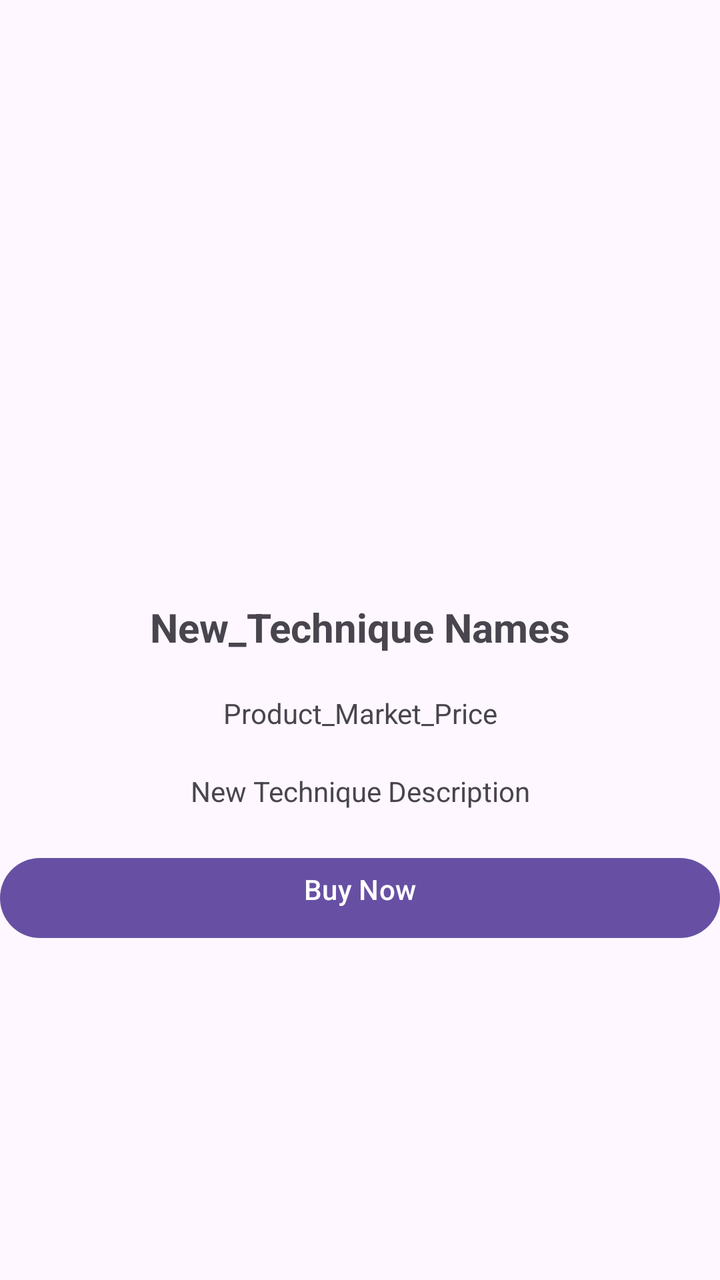
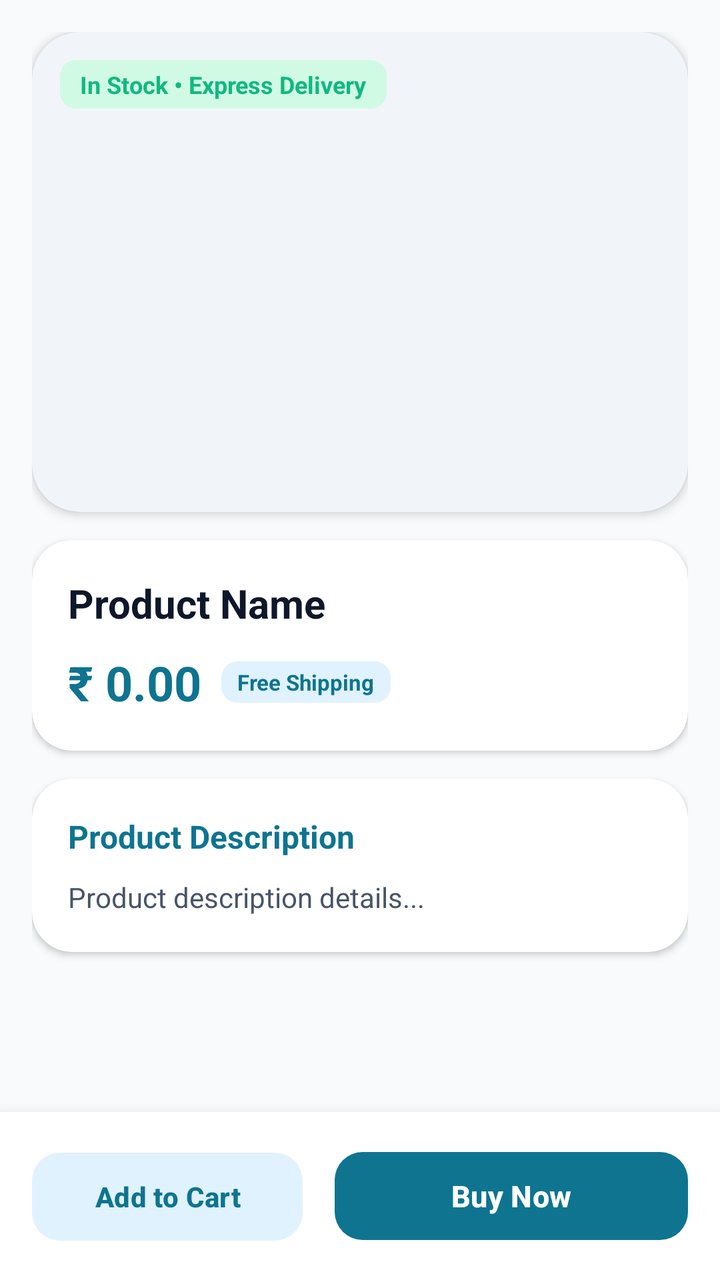

An Android layout rendered at two revisions. The XML below is the earlier revision; the diff shows what the commit changed to produce the second picture.
<!-- AndroidManifest.xml: application theme Theme.CARENEST -->
<!-- res/layout/fragment_product__details.xml -->
<?xml version="1.0" encoding="utf-8"?>
<layout xmlns:android="http://schemas.android.com/apk/res/android"
    xmlns:tools="http://schemas.android.com/tools"
    android:layout_width="match_parent"
    android:layout_height="match_parent"
    tools:context=".Medican_Market.MarketDiscription.Product_Details">

    <ScrollView
        android:id="@+id/scrollView_Market"
        android:fillViewport="true">

        <LinearLayout
            android:orientation="vertical"
            android:layout_width="match_parent"
            android:layout_height="match_parent">

            <ImageView
                android:layout_width="300dp"
                android:layout_height="300dp"
                android:layout_gravity="center"
                android:paddingTop="40dp"
                android:id="@+id/Product_Market_Image"
                />

            <TextView
                android:layout_width="match_parent"
                android:layout_height="wrap_content"
                android:text="New_Technique Names"
                android:textAlignment="center"
                android:id="@+id/Product_Market__Name"
                android:textStyle="bold"
                android:textSize="20dp"/>

            <TextView
                android:layout_width="match_parent"
                android:layout_height="wrap_content"
                android:text="Product_Market_Price"
                android:textAlignment="center"
                android:layout_marginTop="20dp"
                android:id="@+id/Product_Price" />

            <TextView
                android:layout_width="match_parent"
                android:layout_height="wrap_content"
                android:text="New Technique Description"
                android:textAlignment="center"
                android:layout_marginTop="20dp"
                android:layout_marginBottom="20dp"
                android:id="@+id/Product_Market_Description"/>


            <Button
                android:layout_width="match_parent"
                android:layout_height="wrap_content"
                android:layout_gravity="bottom"
                android:gravity="center_horizontal"
                android:text="Buy Now"
                android:id="@+id/BuyNow"/>

            <Button
                android:layout_width="match_parent"
                android:layout_height="wrap_content"
                android:layout_gravity="bottom"
                android:gravity="center_horizontal"
                android:text="Add Cart"
                android:visibility="invisible"
                android:id="@+id/ADD_to_cart"/>

            <Button
                android:layout_width="match_parent"
                android:layout_height="wrap_content"
                android:layout_gravity="bottom"
                android:gravity="center_horizontal"
                android:text="Rent"
                android:visibility="invisible"
                android:id="@+id/Rent_The_Product"/>



        </LinearLayout>

    </ScrollView>

</layout>
<!-- resources referenced by this layout -->
<resources>
  <style name="Theme.CARENEST" parent="Base.Theme.CARENEST" />
  <style name="Base.Theme.CARENEST" parent="Theme.Material3.DayNight.NoActionBar">
          
          
      </style>
</resources>

<!-- the commit's change to res/layout/fragment_product__details.xml (unified diff, before → after) -->
@@ -1,84 +1,202 @@
 <?xml version="1.0" encoding="utf-8"?>
 <layout xmlns:android="http://schemas.android.com/apk/res/android"
-    xmlns:tools="http://schemas.android.com/tools"
-    android:layout_width="match_parent"
-    android:layout_height="match_parent"
-    tools:context=".Medican_Market.MarketDiscription.Product_Details">
-
-    <ScrollView
-        android:id="@+id/scrollView_Market"
-        android:fillViewport="true">
-
-        <LinearLayout
-            android:orientation="vertical"
+    xmlns:app="http://schemas.android.com/apk/res-auto"
+    xmlns:tools="http://schemas.android.com/tools">
+
+    <RelativeLayout
+        android:layout_width="match_parent"
+        android:layout_height="match_parent"
+        android:background="@color/background"
+        tools:context=".Medican_Market.MarketDiscription.Product_Details">
+
+        <ScrollView
+            android:id="@+id/scrollView_Market"
             android:layout_width="match_parent"
-            android:layout_height="match_parent">
-
-            <ImageView
-                android:layout_width="300dp"
-                android:layout_height="300dp"
-                android:layout_gravity="center"
-                android:paddingTop="40dp"
-                android:id="@+id/Product_Market_Image"
-                />
-
-            <TextView
+            android:layout_height="match_parent"
+            android:layout_above="@+id/bottomActionContainer"
+            android:fillViewport="true"
+            android:scrollbars="none">
+
+            <LinearLayout
                 android:layout_width="match_parent"
                 android:layout_height="wrap_content"
-                android:text="New_Technique Names"
-                android:textAlignment="center"
-                android:id="@+id/Product_Market__Name"
+                android:orientation="vertical"
+                android:padding="16dp">
+
+                
+                <androidx.cardview.widget.CardView
+                    android:layout_width="match_parent"
+                    android:layout_height="240dp"
+                    app:cardCornerRadius="24dp"
+                    app:cardElevation="3dp"
+                    app:cardBackgroundColor="@color/surface_variant">
+
+                    <RelativeLayout
+                        android:layout_width="match_parent"
+                        android:layout_height="match_parent">
+
+                        <ImageView
+                            android:id="@+id/Product_Market_Image"
+                            android:layout_width="match_parent"
+                            android:layout_height="match_parent"
+                            android:scaleType="centerCrop"
+                            android:contentDescription="Product Hero Image" />
+
+                        <TextView
+                            android:layout_width="wrap_content"
+                            android:layout_height="wrap_content"
+                            android:layout_margin="14dp"
+                            android:background="@drawable/bg_badge_emerald"
+                            android:paddingHorizontal="10dp"
+                            android:paddingVertical="4dp"
+                            android:text="In Stock • Express Delivery"
+                            android:textColor="@color/accent_emerald"
+                            android:textSize="12sp"
+                            android:textStyle="bold" />
+                    </RelativeLayout>
+                </androidx.cardview.widget.CardView>
+
+                
+                <androidx.cardview.widget.CardView
+                    android:layout_width="match_parent"
+                    android:layout_height="wrap_content"
+                    android:layout_marginTop="14dp"
+                    app:cardCornerRadius="20dp"
+                    app:cardElevation="2dp"
+                    app:cardBackgroundColor="@color/surface">
+
+                    <LinearLayout
+                        android:layout_width="match_parent"
+                        android:layout_height="wrap_content"
+                        android:orientation="vertical"
+                        android:padding="18dp">
+
+                        <TextView
+                            android:id="@+id/Product_Market__Name"
+                            android:layout_width="match_parent"
+                            android:layout_height="wrap_content"
+                            android:text="Product Name"
+                            android:textColor="@color/text_primary"
+                            android:textSize="20sp"
+                            android:textStyle="bold" />
+
+                        <LinearLayout
+                            android:layout_width="match_parent"
+                            android:layout_height="wrap_content"
+                            android:layout_marginTop="10dp"
+                            android:gravity="center_vertical"
+                            android:orientation="horizontal">
+
+                            <TextView
+                                android:id="@+id/Product_Price"
+                                android:layout_width="wrap_content"
+                                android:layout_height="wrap_content"
+                                android:text="₹ 0.00"
+                                android:textColor="@color/primary"
+                                android:textSize="24sp"
+                                android:textStyle="bold" />
+
+                            <TextView
+                                android:layout_width="wrap_content"
+                                android:layout_height="wrap_content"
+                                android:layout_marginStart="10dp"
+                                android:background="@drawable/bg_badge_teal"
+                                android:paddingHorizontal="8dp"
+                                android:paddingVertical="3dp"
+                                android:text="Free Shipping"
+                                android:textColor="@color/primary"
+                                android:textSize="11sp"
+                                android:textStyle="bold" />
+                        </LinearLayout>
+                    </LinearLayout>
+                </androidx.cardview.widget.CardView>
+
+                
+                <androidx.cardview.widget.CardView
+                    android:layout_width="match_parent"
+                    android:layout_height="wrap_content"
+                    android:layout_marginTop="14dp"
+                    android:layout_marginBottom="16dp"
+                    app:cardCornerRadius="20dp"
+                    app:cardElevation="2dp"
+                    app:cardBackgroundColor="@color/surface">
+
+                    <LinearLayout
+                        android:layout_width="match_parent"
+                        android:layout_height="wrap_content"
+                        android:orientation="vertical"
+                        android:padding="18dp">
+
+                        <TextView
+                            android:layout_width="wrap_content"
+                            android:layout_height="wrap_content"
+                            android:text="Product Description"
+                            android:textColor="@color/primary"
+                            android:textSize="16sp"
+                            android:textStyle="bold" />
+
+                        <TextView
+                            android:id="@+id/Product_Market_Description"
+                            android:layout_width="match_parent"
+                            android:layout_height="wrap_content"
+                            android:layout_marginTop="10dp"
+                            android:lineSpacingExtra="4dp"
+                            android:text="Product description details..."
+                            android:textColor="@color/text_secondary"
+                            android:textSize="14sp" />
+                    </LinearLayout>
+                </androidx.cardview.widget.CardView>
+
+            </LinearLayout>
+        </ScrollView>
+
+        
+        <LinearLayout
+            android:id="@+id/bottomActionContainer"
+            android:layout_width="match_parent"
+            android:layout_height="wrap_content"
+            android:layout_alignParentBottom="true"
+            android:background="@color/surface"
+            android:elevation="12dp"
+            android:orientation="horizontal"
+            android:padding="16dp">
+
+            <com.google.android.material.button.MaterialButton
+                android:id="@+id/ADD_to_cart"
+                style="@style/Widget.Material3.Button.TonalButton"
+                android:layout_width="0dp"
+                android:layout_height="52dp"
+                android:layout_marginEnd="8dp"
+                android:layout_weight="1"
+                android:text="Add to Cart"
+                android:textColor="@color/primary"
+                android:textSize="14sp"
                 android:textStyle="bold"
-                android:textSize="20dp"/>
-
-            <TextView
-                android:layout_width="match_parent"
-                android:layout_height="wrap_content"
-                android:text="Product_Market_Price"
-                android:textAlignment="center"
-                android:layout_marginTop="20dp"
-                android:id="@+id/Product_Price" />
-
-            <TextView
-                android:layout_width="match_parent"
-                android:layout_height="wrap_content"
-                android:text="New Technique Description"
-                android:textAlignment="center"
-                android:layout_marginTop="20dp"
-                android:layout_marginBottom="20dp"
-                android:id="@+id/Product_Market_Description"/>
-
-
+                app:cornerRadius="14dp"
+                app:backgroundTint="@color/primary_container" />
+
+            <com.google.android.material.button.MaterialButton
+                android:id="@+id/BuyNow"
+                android:layout_width="0dp"
+                android:layout_height="52dp"
+                android:layout_marginStart="8dp"
+                android:layout_weight="1.3"
+                android:text="Buy Now"
+                android:textColor="@color/white"
+                android:textSize="15sp"
+                android:textStyle="bold"
+                app:cornerRadius="14dp"
+                app:backgroundTint="@color/primary"
+                app:elevation="4dp" />
+
+            
             <Button
-                android:layout_width="match_parent"
-                android:layout_height="wrap_content"
-                android:layout_gravity="bottom"
-                android:gravity="center_horizontal"
-                android:text="Buy Now"
-                android:id="@+id/BuyNow"/>
-
-            <Button
-                android:layout_width="match_parent"
-                android:layout_height="wrap_content"
-                android:layout_gravity="bottom"
-                android:gravity="center_horizontal"
-                android:text="Add Cart"
-                android:visibility="invisible"
-                android:id="@+id/ADD_to_cart"/>
-
-            <Button
-                android:layout_width="match_parent"
-                android:layout_height="wrap_content"
-                android:layout_gravity="bottom"
-                android:gravity="center_horizontal"
-                android:text="Rent"
-                android:visibility="invisible"
-                android:id="@+id/Rent_The_Product"/>
-
-
+                android:id="@+id/Rent_The_Product"
+                android:layout_width="0dp"
+                android:layout_height="0dp"
+                android:visibility="gone" />
 
         </LinearLayout>
 
-    </ScrollView>
-
+    </RelativeLayout>
 </layout>
<!-- resource entries referenced after the edit -->
@@ -1,9 +1,57 @@
 <!-- resources referenced by this layout -->
 <resources>
+  <color name="accent_emerald">#10B981</color>
+  <color name="background">#F8FAFC</color>
+  <color name="primary">#0E7490</color>
+  <color name="primary_container">#E0F2FE</color>
+  <color name="surface">#FFFFFF</color>
+  <color name="surface_variant">#F1F5F9</color>
+  <color name="text_primary">#0F172A</color>
+  <color name="text_secondary">#475569</color>
+  <color name="white">#FFFFFF</color>
+  <!-- drawable bg_badge_emerald (drawable) -->
+  <?xml version="1.0" encoding="utf-8"?>
+  <shape xmlns:android="http://schemas.android.com/apk/res/android">
+      <solid android:color="@color/accent_emerald_light"/>
+      <corners android:radius="8dp"/>
+  </shape>
+  <!-- drawable bg_badge_teal (drawable) -->
+  <?xml version="1.0" encoding="utf-8"?>
+  <shape xmlns:android="http://schemas.android.com/apk/res/android">
+      <solid android:color="@color/primary_container"/>
+      <corners android:radius="8dp"/>
+  </shape>
   <style name="Theme.CARENEST" parent="Base.Theme.CARENEST" />
+  <color name="accent_emerald_light">#D1FAE5</color>
   <style name="Base.Theme.CARENEST" parent="Theme.Material3.DayNight.NoActionBar">
           
+          <item name="colorPrimary">@color/primary</item>
+          <item name="colorOnPrimary">@color/white</item>
+          <item name="colorPrimaryContainer">@color/primary_container</item>
+          <item name="colorOnPrimaryContainer">@color/on_primary_container</item>
+  
+          <item name="colorSecondary">@color/secondary</item>
+          <item name="colorOnSecondary">@color/white</item>
+          <item name="colorSecondaryContainer">@color/secondary_container</item>
+          <item name="colorOnSecondaryContainer">@color/on_secondary_container</item>
+  
+          <item name="android:colorBackground">@color/background</item>
+          <item name="colorSurface">@color/surface</item>
+          <item name="colorOnSurface">@color/text_primary</item>
+          <item name="colorSurfaceVariant">@color/surface_variant</item>
+          <item name="colorOnSurfaceVariant">@color/text_secondary</item>
+  
+          <item name="colorOutline">@color/divider</item>
+  
           
+          <item name="android:statusBarColor">@color/surface</item>
+          <item name="android:windowLightStatusBar">true</item>
+          <item name="android:navigationBarColor">@color/surface</item>
       </style>
+  <color name="on_primary_container">#0C4A6E</color>
+  <color name="secondary">#0284C7</color>
+  <color name="secondary_container">#BAE6FD</color>
+  <color name="on_secondary_container">#0369A1</color>
+  <color name="divider">#E2E8F0</color>
 </resources>
 
